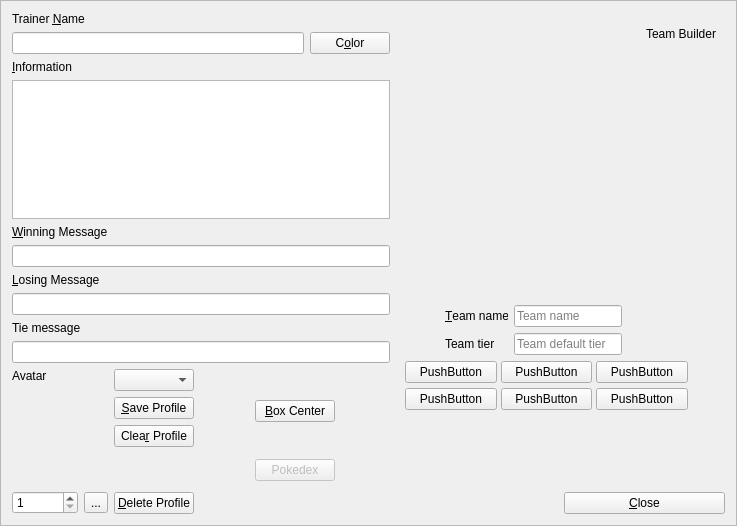
Qt form src/Teambuilder/Teambuilder/trainermenu.ui (po-devs/pokemon-online) before a commit.
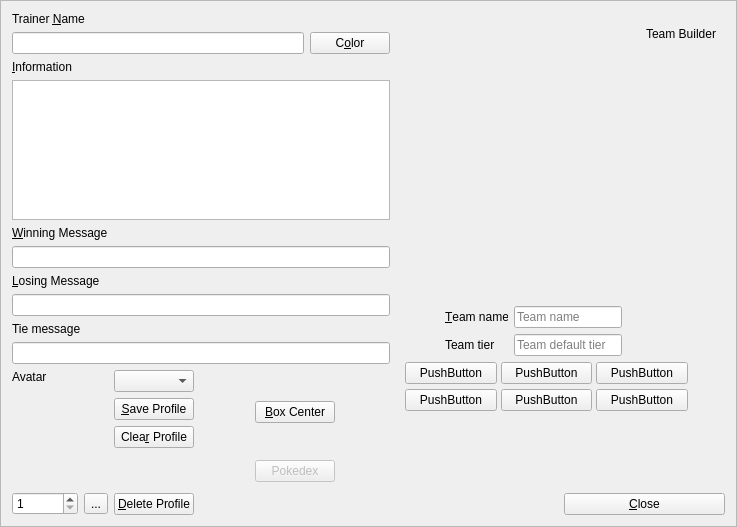
The same form after that commit. Custom widgets are drawn as their Qt base class.

What changed in the file:
```diff
--- a/src/Teambuilder/Teambuilder/trainermenu.ui
+++ b/src/Teambuilder/Teambuilder/trainermenu.ui
@@ -7,7 +7,7 @@
     <x>0</x>
     <y>0</y>
     <width>737</width>
-    <height>526</height>
+    <height>527</height>
    </rect>
   </property>
   <property name="windowTitle">
```
Left out of the diff: 4 changed lines with no effect on the pictures.
